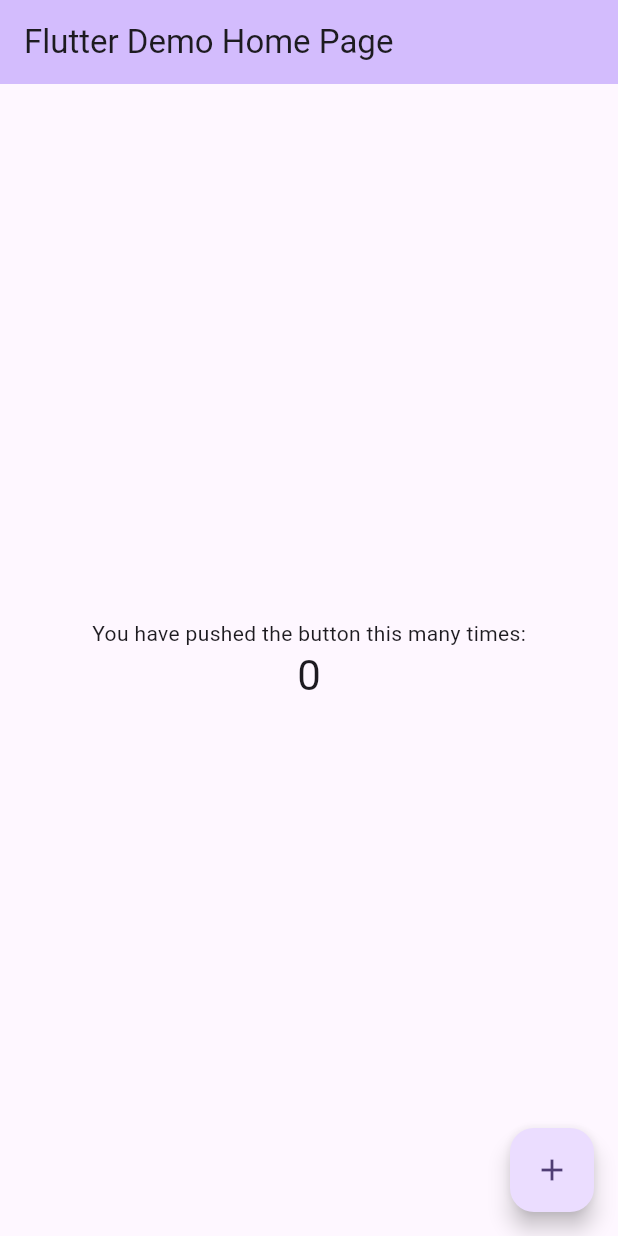
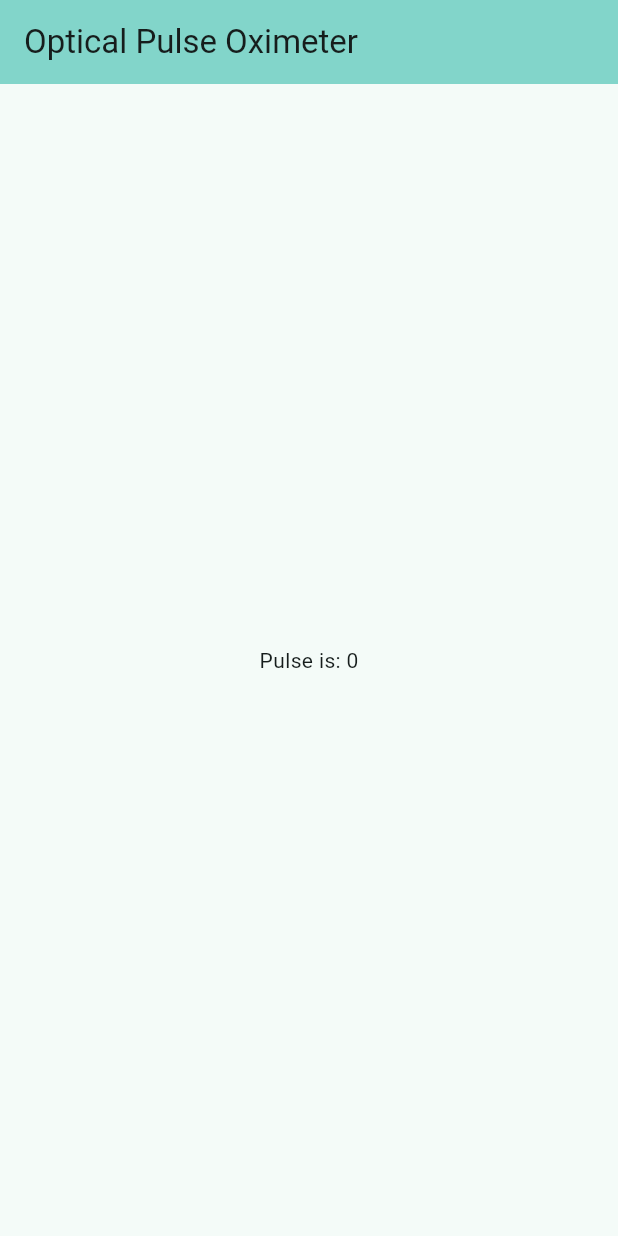
Before and after one commit to laurenzooz/optical-pulse-oximeter-app, a Flutter app: the screen it shows after launch, on a phone screen of 412 x 824 dp. Run offline on Flutter 3.47's test engine with Material 3 defaults, Android fonts, the phone set to English and light mode, and no system bars.

Commit message:
Update color scheme, remove button, update text

```diff
--- a/src/oximeterapp/lib/main.dart
+++ b/src/oximeterapp/lib/main.dart
@@ -11,7 +11,7 @@ class MyApp extends StatelessWidget {
   @override
   Widget build(BuildContext context) {
     return MaterialApp(
-      title: 'Flutter Demo',
+      title: 'Optical Pulse Oximeter',
       theme: ThemeData(
         // This is the theme of your application.
         //
@@ -28,10 +28,10 @@ class MyApp extends StatelessWidget {
         //
         // This works for code too, not just values: Most code changes can be
         // tested with just a hot reload.
-        colorScheme: ColorScheme.fromSeed(seedColor: Colors.deepPurple),
+        colorScheme: ColorScheme.fromSeed(seedColor: const Color.fromARGB(255, 163, 237, 226)),
         useMaterial3: true,
       ),
-      home: const MyHomePage(title: 'Flutter Demo Home Page'),
+      home: const MyHomePage(title: 'Optical Pulse Oximeter'),
     );
   }
 }
@@ -55,18 +55,9 @@ class MyHomePage extends StatefulWidget {
 }
 
 class _MyHomePageState extends State<MyHomePage> {
-  int _counter = 0;
+  // int _counter = 0;
 
-  void _incrementCounter() {
-    setState(() {
-      // This call to setState tells the Flutter framework that something has
-      // changed in this State, which causes it to rerun the build method below
-      // so that the display can reflect the updated values. If we changed
-      // _counter without calling setState(), then the build method would not be
-      // called again, and so nothing would appear to happen.
-      _counter++;
-    });
-  }
+
 
   @override
   Widget build(BuildContext context) {
@@ -106,20 +97,12 @@ class _MyHomePageState extends State<MyHomePage> {
           mainAxisAlignment: MainAxisAlignment.center,
           children: <Widget>[
             const Text(
-              'You have pushed the button this many times:',
-            ),
-            Text(
-              '$_counter',
-              style: Theme.of(context).textTheme.headlineMedium,
+              'Pulse is: 0',
             ),
           ],
         ),
       ),
-      floatingActionButton: FloatingActionButton(
-        onPressed: _incrementCounter,
-        tooltip: 'Increment',
-        child: const Icon(Icons.add),
-      ), // This trailing comma makes auto-formatting nicer for build methods.
+
     );
   }
 }
```
